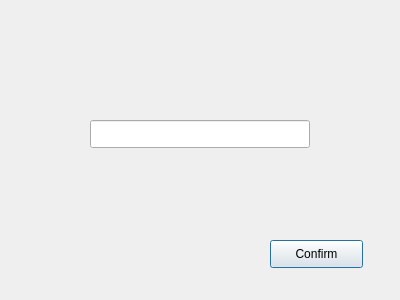
Above: changepwd_dialog.ui from freefrit/AOOP_DogeShop before the change. Below: the same form after it.
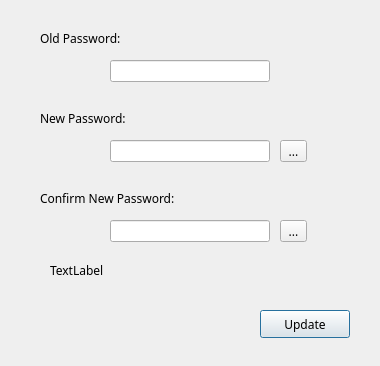
That is the form after the change.

Commit message: add change password pop up & working on wallet

The edit to the form file:
```diff
--- a/changepwd_dialog.ui
+++ b/changepwd_dialog.ui
@@ -6,51 +6,138 @@
    <rect>
     <x>0</x>
     <y>0</y>
-    <width>400</width>
-    <height>300</height>
+    <width>380</width>
+    <height>366</height>
    </rect>
   </property>
+  <property name="font">
+   <font>
+    <family>MV Boli</family>
+   </font>
+  </property>
   <property name="windowTitle">
    <string>Dialog</string>
   </property>
-  <widget class="QStackedWidget" name="stackedWidget">
+  <widget class="QLineEdit" name="lineEdit_newPwd1">
    <property name="geometry">
     <rect>
-     <x>10</x>
-     <y>10</y>
-     <width>371</width>
-     <height>271</height>
+     <x>110</x>
+     <y>140</y>
+     <width>160</width>
+     <height>22</height>
     </rect>
    </property>
-   <property name="currentIndex">
-    <number>0</number>
+  </widget>
+  <widget class="QLineEdit" name="lineEdit_newPwd2">
+   <property name="geometry">
+    <rect>
+     <x>110</x>
+     <y>220</y>
+     <width>160</width>
+     <height>22</height>
+    </rect>
    </property>
-   <widget class="QWidget" name="page">
-    <widget class="QLineEdit" name="lineEdit_passConfirm">
+  </widget>
+  <widget class="QLabel" name="label_3">
      <property name="geometry">
       <rect>
-       <x>80</x>
+     <x>40</x>
        <y>110</y>
-       <width>220</width>
-       <height>28</height>
-      </rect>
-     </property>
-    </widget>
-    <widget class="QPushButton" name="btn_confirm">
+     <width>91</width>
+     <height>16</height>
+    </rect>
+   </property>
+   <property name="text">
+    <string>New Password:</string>
+   </property>
+  </widget>
+  <widget class="QPushButton" name="btn_update">
      <property name="geometry">
       <rect>
        <x>260</x>
-       <y>230</y>
-       <width>93</width>
+     <y>310</y>
+     <width>90</width>
        <height>28</height>
       </rect>
      </property>
      <property name="text">
-      <string>Confirm</string>
-     </property>
-    </widget>
-   </widget>
-   <widget class="QWidget" name="page_2"/>
+    <string>Update</string>
+   </property>
+  </widget>
+  <widget class="QLabel" name="label_5">
+   <property name="geometry">
+    <rect>
+     <x>40</x>
+     <y>30</y>
+     <width>91</width>
+     <height>16</height>
+    </rect>
+   </property>
+   <property name="text">
+    <string>Old Password:</string>
+   </property>
+  </widget>
+  <widget class="QLineEdit" name="lineEdit_passConfirm">
+   <property name="geometry">
+    <rect>
+     <x>110</x>
+     <y>60</y>
+     <width>160</width>
+     <height>22</height>
+    </rect>
+   </property>
+  </widget>
+  <widget class="QLabel" name="label_4">
+   <property name="geometry">
+    <rect>
+     <x>40</x>
+     <y>190</y>
+     <width>141</width>
+     <height>16</height>
+    </rect>
+   </property>
+   <property name="text">
+    <string>Confirm New Password:</string>
+   </property>
+  </widget>
+  <widget class="QLabel" name="label">
+   <property name="geometry">
+    <rect>
+     <x>50</x>
+     <y>260</y>
+     <width>281</width>
+     <height>21</height>
+    </rect>
+   </property>
+   <property name="text">
+    <string>TextLabel</string>
+   </property>
+  </widget>
+  <widget class="QToolButton" name="toolbtn_revealPass1">
+   <property name="geometry">
+    <rect>
+     <x>280</x>
+     <y>140</y>
+     <width>27</width>
+     <height>22</height>
+    </rect>
+   </property>
+   <property name="text">
+    <string>...</string>
+   </property>
+  </widget>
+  <widget class="QToolButton" name="toolbtn_revealPass2">
+   <property name="geometry">
+    <rect>
+     <x>280</x>
+     <y>220</y>
+     <width>27</width>
+     <height>22</height>
+    </rect>
+   </property>
+   <property name="text">
+    <string>...</string>
+   </property>
   </widget>
  </widget>
  <resources/>
```
Lines whose indentation alone changed are shown as unchanged. The commit also changes 10 other files.
